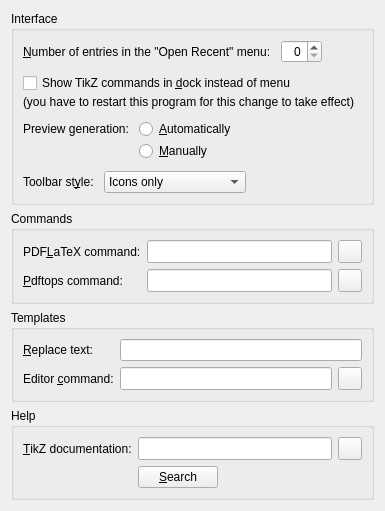
Qt form app/configgeneralwidget.ui (fhackenberger/ktikz) before a commit.
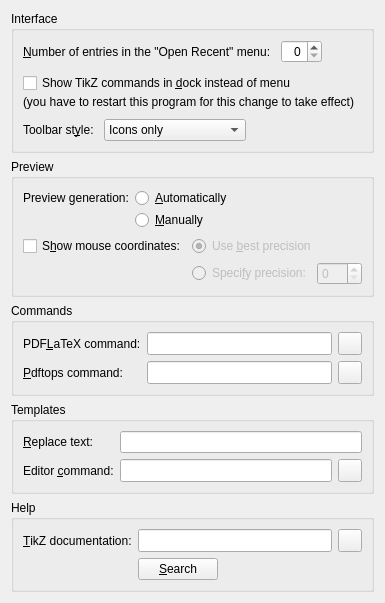
The same form after that commit. Icons and pictures are not drawn. Custom widgets are drawn as their Qt base class.

Commit message: - Reposition and rename the "Close" button in the "Edit and replace" box and in the "Go to line" box. - Show mouse coordinates in the preview with sufficient precision but without redundant decimals. - Add option to specify the precision (number of decimals) in which the mouse coordinates are shown. - Update code snippets for circle, ellipse and arc to TikZ v2.10.

Patch:
```diff
--- a/app/configgeneralwidget.ui
+++ b/app/configgeneralwidget.ui
@@ -5,13 +5,13 @@
   <property name="windowTitle">
    <string>General</string>
   </property>
-  <layout class="QVBoxLayout" name="verticalLayout_2">
+  <layout class="QVBoxLayout" name="verticalLayout">
    <item>
-    <widget class="QGroupBox" name="groupBox">
+    <widget class="QGroupBox" name="interfaceGroupBox">
      <property name="title">
       <string>Interface</string>
      </property>
-     <layout class="QVBoxLayout" name="verticalLayout">
+     <layout class="QVBoxLayout" name="interfaceVerticalLayout">
       <property name="spacing">
        <number>10</number>
       </property>
@@ -80,6 +80,72 @@
        </layout>
       </item>
       <item>
+       <layout class="QHBoxLayout" name="toolBarStyleHorizontalLayout">
+        <item>
+         <widget class="QLabel" name="toolBarStyleLabel">
+          <property name="whatsThis">
+           <string>&lt;p&gt;Select the style in which the toolbar will be displayed.&lt;/p&gt;</string>
+          </property>
+          <property name="text">
+           <string>Toolbar st&amp;yle:</string>
+          </property>
+          <property name="buddy">
+           <cstring>toolBarStyleComboBox</cstring>
+          </property>
+         </widget>
+        </item>
+        <item>
+         <widget class="ComboBox" name="toolBarStyleComboBox">
+          <property name="whatsThis">
+           <string>&lt;p&gt;Select the style in which the toolbar will be displayed.&lt;/p&gt;</string>
+          </property>
+          <item>
+           <property name="text">
+            <string>Icons only</string>
+           </property>
+          </item>
+          <item>
+           <property name="text">
+            <string>Text only</string>
+           </property>
+          </item>
+          <item>
+           <property name="text">
+            <string>Text alongside icons</string>
+           </property>
+          </item>
+          <item>
+           <property name="text">
+            <string>Text under icons</string>
+           </property>
+          </item>
+         </widget>
+        </item>
+        <item>
+         <spacer name="toolBarStyleHorizontalSpacer">
+          <property name="orientation">
+           <enum>Qt::Horizontal</enum>
+          </property>
+          <property name="sizeHint" stdset="0">
+           <size>
+            <width>40</width>
+            <height>0</height>
+           </size>
+          </property>
+         </spacer>
+        </item>
+       </layout>
+      </item>
+     </layout>
+    </widget>
+   </item>
+   <item>
+    <widget class="QGroupBox" name="previewGroupBox">
+     <property name="title">
+      <string>Preview</string>
+     </property>
+     <layout class="QVBoxLayout" name="previewVerticalLayout">
+      <item>
        <layout class="QFormLayout" name="buildFormLayout">
         <property name="verticalSpacing">
          <number>2</number>
@@ -123,59 +189,70 @@
        </layout>
       </item>
       <item>
-       <layout class="QHBoxLayout" name="toolBarStyleHorizontalLayout">
-        <item>
-         <widget class="QLabel" name="toolBarStyleLabel">
+       <layout class="QFormLayout" name="coordinatesFormLayout">
+        <item row="0" column="0">
+         <widget class="QCheckBox" name="showCoordinatesCheck">
           <property name="whatsThis">
-           <string>&lt;p&gt;Select the style in which the toolbar will be displayed.&lt;/p&gt;</string>
+           <string>&lt;p&gt;If this option is checked, the coordinates of the mouse cursor in the preview are shown.&lt;/p&gt;</string>
           </property>
           <property name="text">
-           <string>Toolbar st&amp;yle:</string>
+           <string>S&amp;how mouse coordinates:</string>
           </property>
-          <property name="buddy">
-           <cstring>toolBarStyleComboBox</cstring>
-          </property>
          </widget>
         </item>
-        <item>
-         <widget class="ComboBox" name="toolBarStyleComboBox">
+        <item row="0" column="1">
+         <widget class="QRadioButton" name="bestPrecisionRadio">
+          <property name="enabled">
+           <bool>false</bool>
+          </property>
           <property name="whatsThis">
-           <string>&lt;p&gt;Select the style in which the toolbar will be displayed.&lt;/p&gt;</string>
+           <string>&lt;p&gt;If this option is checked, the mouse coordinates are shown with enough precision but without redundant decimals.&lt;/p&gt;</string>
           </property>
-          <item>
-           <property name="text">
-            <string>Icons only</string>
-           </property>
-          </item>
-          <item>
-           <property name="text">
-            <string>Text only</string>
-           </property>
-          </item>
-          <item>
-           <property name="text">
-            <string>Text alongside icons</string>
-           </property>
-          </item>
-          <item>
-           <property name="text">
-            <string>Text under icons</string>
-           </property>
-          </item>
+          <property name="text">
+           <string>Use &amp;best precision</string>
+          </property>
+          <property name="checked">
+           <bool>true</bool>
+          </property>
+          <attribute name="buttonGroup">
+           <string>precisionButtonGroup</string>
+          </attribute>
          </widget>
         </item>
-        <item>
-         <spacer name="toolBarStyleHorizontalSpacer">
-          <property name="orientation">
-           <enum>Qt::Horizontal</enum>
+        <item row="1" column="1">
+         <widget class="QWidget" name="specifyPrecisionWidget" native="true">
+          <property name="enabled">
+           <bool>false</bool>
           </property>
-          <property name="sizeHint" stdset="0">
-           <size>
-            <width>40</width>
-            <height>0</height>
-           </size>
-          </property>
-         </spacer>
+          <layout class="QHBoxLayout" name="horizontalLayout">
+           <property name="margin">
+            <number>0</number>
+           </property>
+           <item>
+            <widget class="QRadioButton" name="specifyPrecisionRadio">
+             <property name="whatsThis">
+              <string>&lt;p&gt;If this option is checked, the mouse coordinates are shown with the specified number of decimals.&lt;/p&gt;</string>
+             </property>
+             <property name="text">
+              <string>Speci&amp;fy precision:</string>
+             </property>
+             <attribute name="buttonGroup">
+              <string>precisionButtonGroup</string>
+             </attribute>
+            </widget>
+           </item>
+           <item>
+            <widget class="QSpinBox" name="specifyPrecisionSpinBox">
+             <property name="whatsThis">
+              <string>&lt;p&gt;Specify the number of decimals with which the mouse coordinates are shown.&lt;/p&gt;</string>
+             </property>
+             <property name="enabled">
+              <bool>false</bool>
+             </property>
+            </widget>
+           </item>
+          </layout>
+         </widget>
         </item>
        </layout>
       </item>
@@ -183,11 +260,11 @@
     </widget>
    </item>
    <item>
-    <widget class="QGroupBox" name="groupBox_2">
+    <widget class="QGroupBox" name="commandsGroupBox">
      <property name="title">
       <string>Commands</string>
      </property>
-     <layout class="QFormLayout" name="formLayout">
+     <layout class="QFormLayout" name="commandsFormLayout">
       <item row="0" column="0">
        <widget class="QLabel" name="latexLabel">
         <property name="whatsThis">
@@ -280,11 +357,11 @@
     </widget>
    </item>
    <item>
-    <widget class="QGroupBox" name="groupBox_3">
+    <widget class="QGroupBox" name="templatesGroupBox">
      <property name="title">
       <string>Templates</string>
      </property>
-     <layout class="QFormLayout" name="formLayout_2">
+     <layout class="QFormLayout" name="templatesFormLayout">
       <item row="0" column="0">
        <widget class="QLabel" name="replaceLabel">
         <property name="whatsThis">
@@ -359,11 +436,11 @@
     </widget>
    </item>
    <item>
-    <widget class="QGroupBox" name="groupBox_4">
+    <widget class="QGroupBox" name="documentationGroupBox">
      <property name="title">
       <string>Help</string>
      </property>
-     <layout class="QFormLayout" name="formLayout_3">
+     <layout class="QFormLayout" name="documentationFormLayout">
       <item row="0" column="0">
        <widget class="QLabel" name="tikzDocLabel">
         <property name="sizePolicy">
```
Left out of the diff: 51 changed lines with no effect on the pictures. The commit also changes 18 other files.
